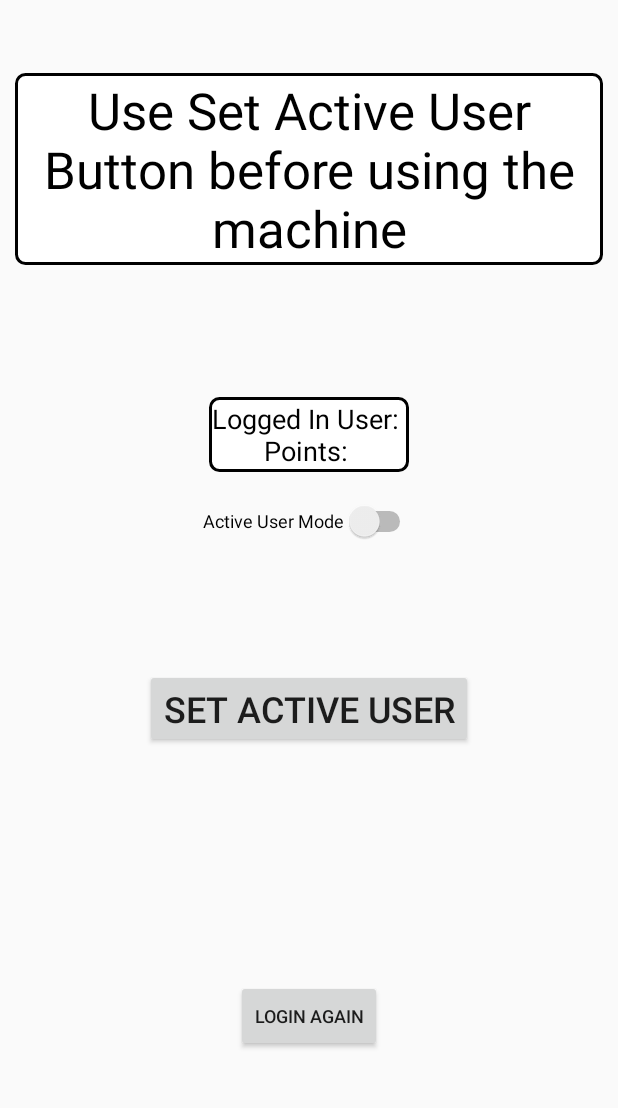
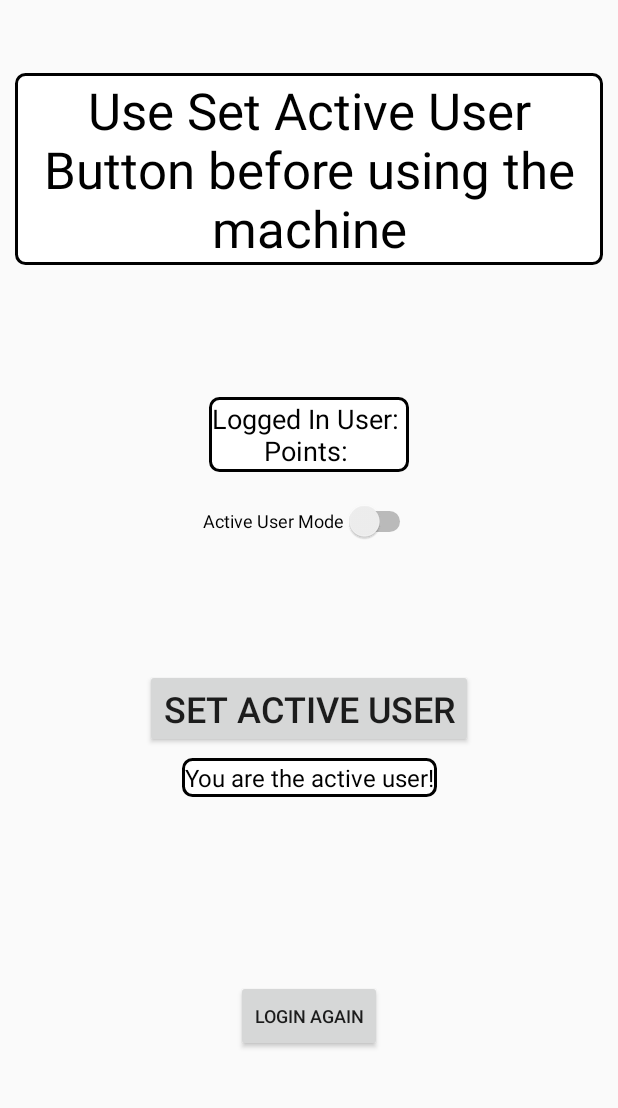
Before and after one commit to grdereken/IntelligentRecyclingSystem, an Android app: the MainActivity screen opened directly, with no data from a screen before it, after a tap on "Active User Mode", on a phone screen of 412 x 824 dp, the part 84-1192 px from its top. Run offline under Robolectric (Android 15) with nearby library versions, the phone set to English and light mode, and no system bars; our stand-ins replace Volley; network calls fail; 1 statement that could not run was skipped.

Commit message:
Added "You are the active user!" prompt to mobile

```diff
--- a/code/Mobile/app/src/main/java/com/gelkalampakas/schoolauthenticator/activities/MainActivity.kt
+++ b/code/Mobile/app/src/main/java/com/gelkalampakas/schoolauthenticator/activities/MainActivity.kt
@@ -4,6 +4,7 @@ import android.content.Intent
 import android.os.Bundle
 import android.os.Handler
 import android.os.Looper
+import android.view.View
 import android.widget.Button
 import android.widget.Switch
 import android.widget.TextView
@@ -20,6 +21,8 @@ class MainActivity : AppCompatActivity() {
     private lateinit var toolbar: Toolbar
 
     private lateinit var userPointsView: TextView
+    private lateinit var activeUserPromptView: TextView
+
     private lateinit var activeUserModeSwitch: Switch
 
     private lateinit var setActiveUserButton: Button
@@ -42,9 +45,10 @@ class MainActivity : AppCompatActivity() {
         toolbar.setOnMenuItemClickListener { toolbarHandler(this, it) }
 
         userPointsView = findViewById(R.id.userPointsView)
+        activeUserPromptView = findViewById(R.id.activeUserPromptView)
 
         activeUserModeSwitch = findViewById(R.id.activeUserModeSwitch);
-        activeUserModeSwitch.setOnClickListener {updateUserPoints()}
+        activeUserModeSwitch.setOnClickListener {updateUI()}
 
         setActiveUserButton = findViewById(R.id.setActiveUserButton)
         setActiveUserButton.setOnClickListener {setActiveUser()}
@@ -107,29 +111,39 @@ class MainActivity : AppCompatActivity() {
         })
     }
 
-    private fun updateUserPoints() {
+    private fun updateUserPointsView() {
         val activeUserMode = activeUserModeSwitch.isChecked
 
         val loggedInUser = preferenceHandler.getLoginData().username
 
         val newText = if (activeUserMode) String.format("Active User: %s\nPoints: %s", activeUser, activeUserPoints)
-            else String.format("Logged In User: %s\nPoints: %s", loggedInUser, loggedInUserPoints)
+        else String.format("Logged In User: %s\nPoints: %s", loggedInUser, loggedInUserPoints)
 
         userPointsView.setText(newText)
     }
 
+    private fun updateActiveUserPrompt() {
+        val loggedInUser = preferenceHandler.getLoginData().username
+        activeUserPromptView.visibility = if(activeUser == loggedInUser) View.VISIBLE else View.INVISIBLE
+    }
+
+    private fun updateUI() {
+        updateUserPointsView()
+        updateActiveUserPrompt()
+    }
+
     private fun getActiveUser(newActiveUser: String) {
         activeUser = newActiveUser
-        updateUserPoints()
+        updateUI()
     }
 
     private fun getActiveUserPoints(newPoints: String) {
         activeUserPoints = newPoints
-        updateUserPoints()
+        updateUI()
     }
 
     private fun getLoggedInUserPoints(newPoints: String) {
         loggedInUserPoints = newPoints
-        updateUserPoints()
+        updateUI()
     }
 }
--- a/code/Mobile/app/src/main/res/layout/activity_main.xml
+++ b/code/Mobile/app/src/main/res/layout/activity_main.xml
@@ -92,4 +92,20 @@
         app:layout_constraintStart_toStartOf="parent"
         app:layout_constraintTop_toBottomOf="@+id/userPointsView"
         app:layout_constraintVertical_bias="0.10" />
+
+    <TextView
+        android:id="@+id/activeUserPromptView"
+        android:layout_width="wrap_content"
+        android:layout_height="wrap_content"
+        android:background="@drawable/back"
+        android:text="You are the active user!"
+        android:textColor="@color/black"
+        android:textSize="16sp"
+        android:visibility="invisible"
+        app:layout_constraintBottom_toTopOf="@+id/loginAgainButton"
+        app:layout_constraintEnd_toEndOf="parent"
+        app:layout_constraintStart_toStartOf="parent"
+        app:layout_constraintTop_toBottomOf="@+id/setActiveUserButton"
+        app:layout_constraintVertical_bias="0.05"
+        tools:visibility="visible" />
 </androidx.constraintlayout.widget.ConstraintLayout>
```
